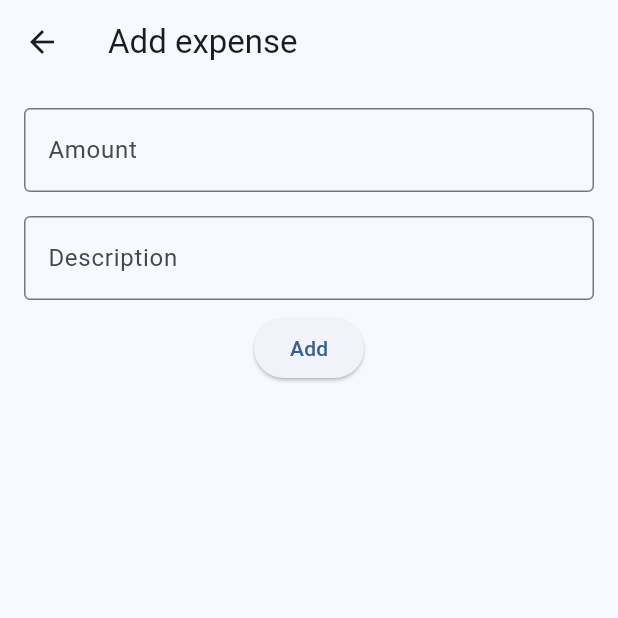
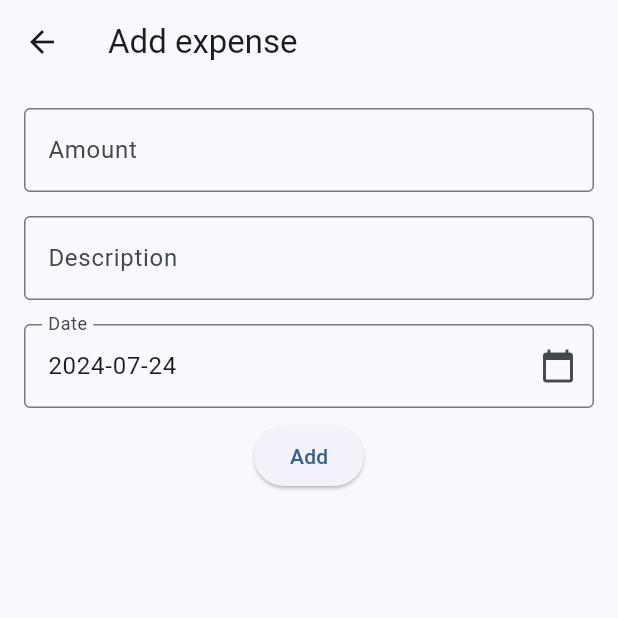
Before and after one commit to EnderNight/MoneyManager, a Flutter app: the screen it shows after launch, after a tap on the "add" icon, on a phone screen of 412 x 824 dp, the top half of it. Run offline on Flutter 3.47's test engine with Material 3 defaults, Android fonts, the light colour scheme and no system bars; our stand-ins replace hive, hive_flutter; accounts and stored records are empty.

Commit message:
Added date selector

```diff
--- a/lib/data/database.dart
+++ b/lib/data/database.dart
@@ -24,8 +24,6 @@ class Database {
   List<Expense> get() {
     var expenses = _box.get(_keyName) as List<dynamic>;
 
-    if (expenses.isEmpty) return [];
-
     return expenses.map((ele) => Expense.fromMap(ele)).toList();
   }
 
--- a/lib/pages/expense_list_page.dart
+++ b/lib/pages/expense_list_page.dart
@@ -98,6 +98,7 @@ class _ExpenseListPageState extends State<ExpenseListPage> {
               Expense? expense =
                   await Navigator.of(context).push(MaterialPageRoute(
                 builder: (context) => ExpensePage(
+                  pageTitle: 'Update expense',
                   buttonText: 'Save',
                   expense: expenses[index],
                 ),
@@ -120,6 +121,7 @@ class _ExpenseListPageState extends State<ExpenseListPage> {
         onPressed: () async {
           Expense? expense = await Navigator.of(context).push(MaterialPageRoute(
             builder: (context) => const ExpensePage(
+              pageTitle: 'Add expense',
               expense: null,
               buttonText: 'Add',
             ),
--- a/lib/pages/expense_page.dart
+++ b/lib/pages/expense_page.dart
@@ -1,14 +1,17 @@
 import 'package:flutter/material.dart';
+import 'package:intl/intl.dart';
 import 'package:money_manager/data/expense.dart';
 
 class ExpensePage extends StatefulWidget {
   final String buttonText;
+  final String pageTitle;
   final Expense? expense;
 
   const ExpensePage({
     super.key,
     required this.buttonText,
     required this.expense,
+    required this.pageTitle,
   });
 
   @override
@@ -17,8 +20,10 @@ class ExpensePage extends StatefulWidget {
 
 class _ExpensePageState extends State<ExpensePage> {
   final _formKey = GlobalKey<FormState>();
+  final dateFormat = DateFormat('yyyy-MM-dd');
   late TextEditingController _amountController;
   late TextEditingController _descController;
+  late TextEditingController _dateController;
 
   @override
   void initState() {
@@ -27,6 +32,9 @@ class _ExpensePageState extends State<ExpensePage> {
     _amountController =
         TextEditingController(text: widget.expense?.amount.toString());
     _descController = TextEditingController(text: widget.expense?.desc);
+    _dateController = TextEditingController(
+        text: dateFormat.format(
+            widget.expense == null ? DateTime.now() : widget.expense!.date));
   }
 
   @override
@@ -35,13 +43,14 @@ class _ExpensePageState extends State<ExpensePage> {
 
     _amountController.dispose();
     _descController.dispose();
+    _dateController.dispose();
   }
 
   @override
   Widget build(BuildContext context) {
     return Scaffold(
       appBar: AppBar(
-        title: const Text('Add expense'),
+        title: Text(widget.pageTitle),
       ),
       body: Padding(
         padding: const EdgeInsets.all(8.0),
@@ -78,6 +87,34 @@ class _ExpensePageState extends State<ExpensePage> {
                   return null;
                 },
               ),
+              Padding(
+                padding: const EdgeInsets.all(8.0),
+                child: TextFormField(
+                  readOnly: true,
+                  controller: _dateController,
+                  decoration: InputDecoration(
+                    border: const OutlineInputBorder(),
+                    label: const Text('Date'),
+                    suffixIcon: IconButton(
+                      onPressed: () async {
+                        DateTime? newDate = await showDatePicker(
+                          context: context,
+                          initialDate: widget.expense == null
+                              ? DateTime.now()
+                              : widget.expense!.date,
+                          firstDate: DateTime(2015, 8),
+                          lastDate: DateTime(2100),
+                        );
+
+                        if (newDate == null) return;
+
+                        _dateController.text = dateFormat.format(newDate);
+                      },
+                      icon: const Icon(Icons.calendar_today),
+                    ),
+                  ),
+                ),
+              ),
               ElevatedButton(
                 onPressed: () {
                   if (_formKey.currentState!.validate()) {
@@ -85,7 +122,7 @@ class _ExpensePageState extends State<ExpensePage> {
 
                     double amount = double.parse(realAmount.toStringAsFixed(2));
                     String desc = _descController.text;
-                    DateTime date = DateTime.now();
+                    DateTime date = DateTime.parse(_dateController.text);
 
                     Navigator.of(context).pop(Expense(
                       amount: amount,
@@ -122,6 +159,7 @@ class _ExpenseTextField extends StatelessWidget {
     return Padding(
       padding: const EdgeInsets.all(8.0),
       child: TextFormField(
+        autovalidateMode: AutovalidateMode.onUserInteraction,
         keyboardType: keyBoardType,
         controller: controller,
         validator: validator,
--- a/lib/widgets/expense_widget.dart
+++ b/lib/widgets/expense_widget.dart
@@ -6,7 +6,7 @@ class ExpenseWidget extends StatelessWidget {
   final Expense expense;
   final void Function()? onTap;
   final void Function()? onLongPress;
-  final dateFormat = DateFormat('dd/MM/yyyy');
+  final dateFormat = DateFormat('yyyy-MM-dd');
   final amountFormat = NumberFormat.compactCurrency(
     symbol: '€',
     decimalDigits: 2,
```
